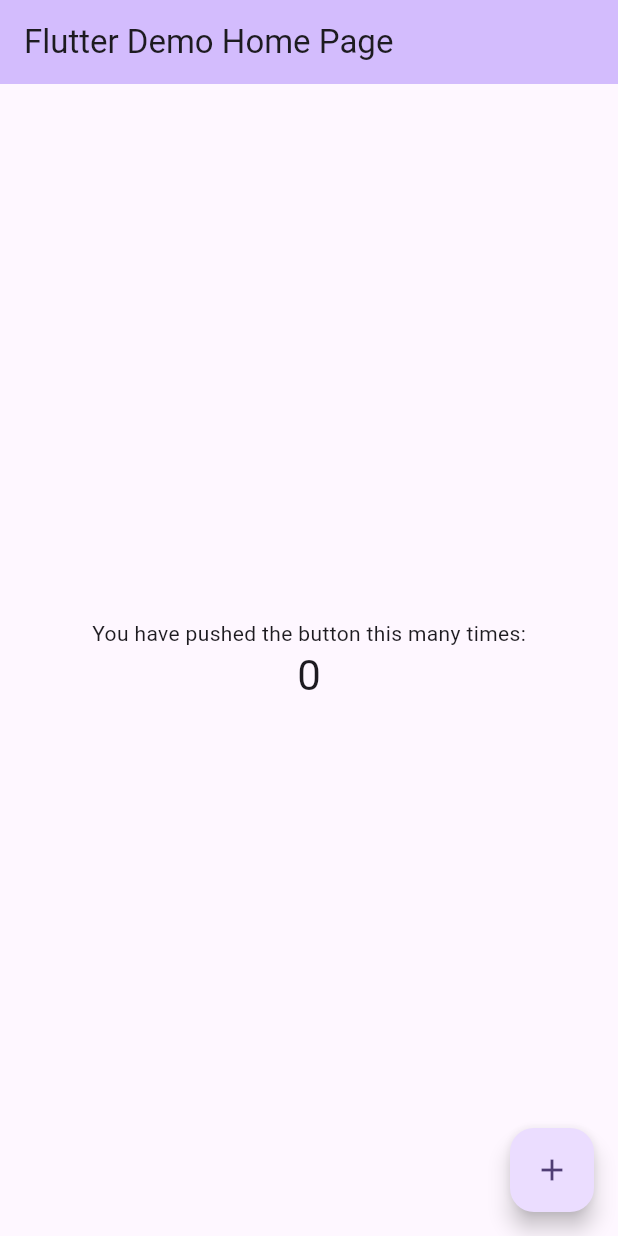
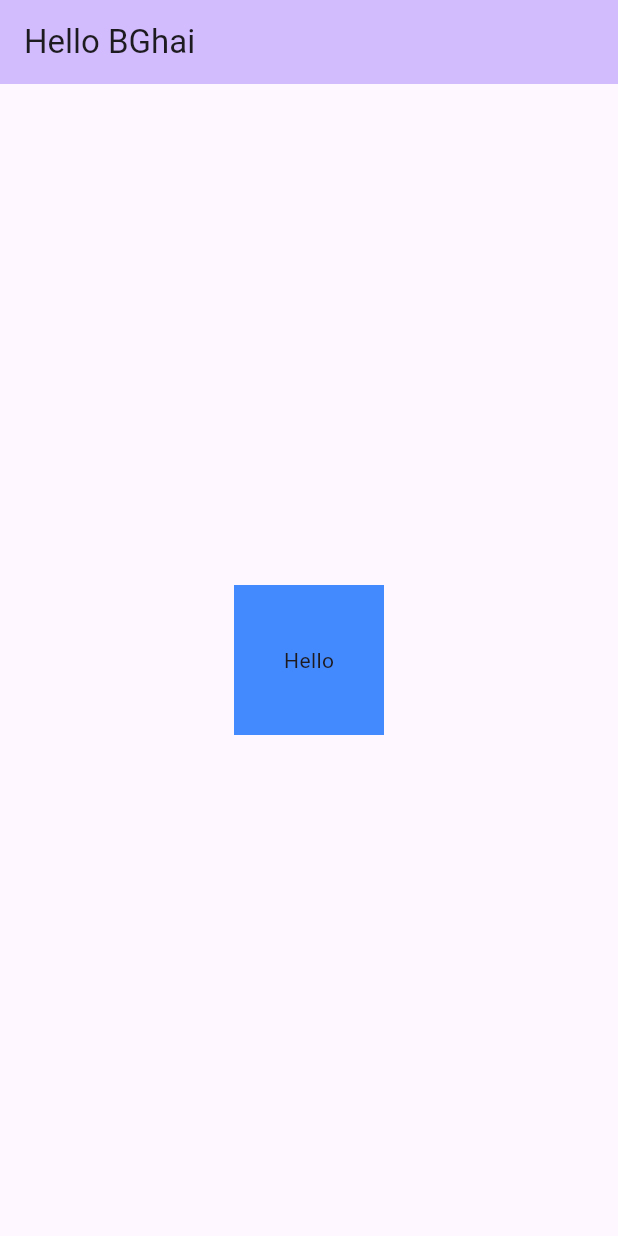
Before and after one commit to saumanarsad/Flutter_1, a Flutter app: the screen it shows after launch, on a phone screen of 412 x 824 dp. Run offline on Flutter 3.47's test engine with Material 3 defaults, Android fonts, the phone set to English and light mode, and no system bars.

Commit message:
Container widget

```diff
--- a/lib/main.dart
+++ b/lib/main.dart
@@ -1,4 +1,5 @@
 import 'package:flutter/material.dart';
+import 'package:flutter/widgets.dart';
 
 void main() {
   runApp(const MyApp());
@@ -12,114 +13,39 @@
   Widget build(BuildContext context) {
     return MaterialApp(
         title: 'Flutter Demo',
+        debugShowCheckedModeBanner: false,
         theme: ThemeData(
-        // This is the theme of your application.
-        //
-        // TRY THIS: Try running your application with "flutter run". You'll see
-        // the application has a purple toolbar. Then, without quitting the app,
-        // try changing the seedColor in the colorScheme below to Colors.green
-        // and then invoke "hot reload" (save your changes or press the "hot
-        // reload" button in a Flutter-supported IDE, or press "r" if you used
-        // the command line to start the app).
-        //
-        // Notice that the counter didn't reset back to zero; the application
-        // state is not lost during the reload. To reset the state, use hot
-        // restart instead.
-        //
-        // This works for code too, not just values: Most code changes can be
-        // tested with just a hot reload.
           colorScheme: ColorScheme.fromSeed(seedColor: Colors.deepPurple),
           useMaterial3: true,
         ),
-      home: const MyHomePage(title: 'Flutter Demo Home Page'),
-    );
+        home: const MyHomePage());
   }
 }
 
 class MyHomePage extends StatefulWidget {
-  const MyHomePage({super.key, required this.title});
-
-  // This widget is the home page of your application. It is stateful, meaning
-  // that it has a State object (defined below) that contains fields that affect
-  // how it looks.
-
-  // This class is the configuration for the state. It holds the values (in this
-  // case the title) provided by the parent (in this case the App widget) and
-  // used by the build method of the State. Fields in a Widget subclass are
-  // always marked "final".
-
-  final String title;
+  const MyHomePage({super.key});
 
   @override
   State<MyHomePage> createState() => _MyHomePageState();
 }
 
 class _MyHomePageState extends State<MyHomePage> {
-  int _counter = 0;
-
-  void _incrementCounter() {
-    setState(() {
-      // This call to setState tells the Flutter framework that something has
-      // changed in this State, which causes it to rerun the build method below
-      // so that the display can reflect the updated values. If we changed
-      // _counter without calling setState(), then the build method would not be
-      // called again, and so nothing would appear to happen.
-      _counter++;
-    });
-  }
-
   @override
   Widget build(BuildContext context) {
-    // This method is rerun every time setState is called, for instance as done
-    // by the _incrementCounter method above.
-    //
-    // The Flutter framework has been optimized to make rerunning build methods
-    // fast, so that you can just rebuild anything that needs updating rather
-    // than having to individually change instances of widgets.
     return Scaffold(
         appBar: AppBar(
-        // TRY THIS: Try changing the color here to a specific color (to
-        // Colors.amber, perhaps?) and trigger a hot reload to see the AppBar
-        // change color while the other colors stay the same.
           backgroundColor: Theme.of(context).colorScheme.inversePrimary,
-        // Here we take the value from the MyHomePage object that was created by
-        // the App.build method, and use it to set our appbar title.
-        title: Text(widget.title),
+          title: Text('Hello BGhai'),
         ),
         body: Center(
-        // Center is a layout widget. It takes a single child and positions it
-        // in the middle of the parent.
-        child: Column(
-          // Column is also a layout widget. It takes a list of children and
-          // arranges them vertically. By default, it sizes itself to fit its
-          // children horizontally, and tries to be as tall as its parent.
-          //
-          // Column has various properties to control how it sizes itself and
-          // how it positions its children. Here we use mainAxisAlignment to
-          // center the children vertically; the main axis here is the vertical
-          // axis because Columns are vertical (the cross axis would be
-          // horizontal).
-          //
-          // TRY THIS: Invoke "debug painting" (choose the "Toggle Debug Paint"
-          // action in the IDE, or press "p" in the console), to see the
-          // wireframe for each widget.
-          mainAxisAlignment: MainAxisAlignment.center,
-          children: <Widget>[
-            const Text(
-              'You have pushed the button this many times:',
-            ),
-            Text(
-              '$_counter',
-              style: Theme.of(context).textTheme.headlineMedium,
-            ),
-          ],
+          child: Container(
+            width: 100,
+            height: 100,
+            color: Colors.blueAccent,
+            child: const Center(
+              child: Text('Hello'),
             ),
           ),
-      floatingActionButton: FloatingActionButton(
-        onPressed: _incrementCounter,
-        tooltip: 'Increment',
-        child: const Icon(Icons.add),
-      ), // This trailing comma makes auto-formatting nicer for build methods.
-    );
+        ));
   }
 }
```
Lines whose indentation alone changed are shown as unchanged.
